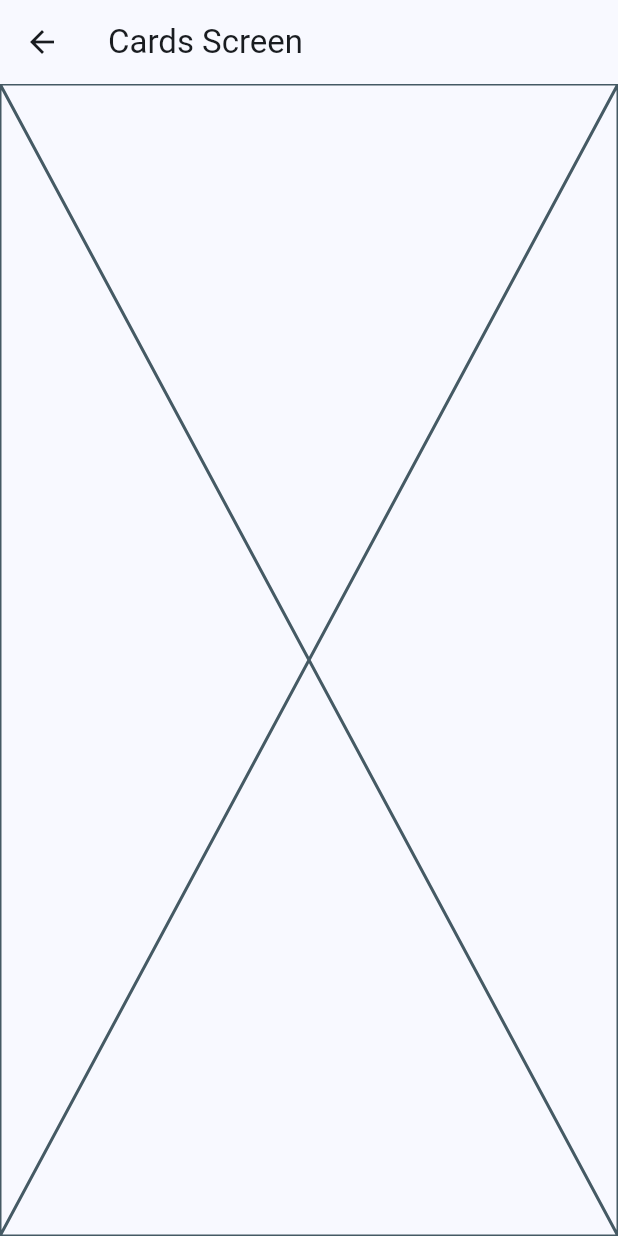
After one commit to vthewolf/widgets_app, a Flutter app: the CardsScreen screen opened by its route, on a phone screen of 412 x 824 dp. The commit adds this screen. Run offline on Flutter 3.47's test engine with Material 3 defaults, Android fonts, the phone set to English and light mode, and no system bars.

Commit message:
rutas básicas configuradas

```diff
--- a/lib/config/menu/menu_items.dart
+++ b/lib/config/menu/menu_items.dart
@@ -27,7 +27,7 @@ const appMenuItems = <MenuItem>[
   MenuItem(
     title: 'Tarjetas',
     subtitle: 'Un contenedor estilizado',
-    link: '/card',
+    link: '/cards',
     icon: Icons.credit_card
   )
 ];
--- a/lib/main.dart
+++ b/lib/main.dart
@@ -1,5 +1,7 @@
 import 'package:flutter/material.dart';
 import 'package:widgets_app/config/theme/app_theme.dart';
+import 'package:widgets_app/presentation/screens/buttons/buttons_screen.dart';
+import 'package:widgets_app/presentation/screens/cards/cards_screen.dart';
 import 'package:widgets_app/presentation/screens/home/home_screen.dart';
 
 void main() {
@@ -14,7 +16,11 @@ class MainApp extends StatelessWidget {
     return  MaterialApp(
       debugShowCheckedModeBanner: false,
       theme: AppTheme(selectedColor: 0).getTheme(),
-      home: const HomeScreen()
+      home: const HomeScreen(),
+      routes: {
+        '/buttons': (context) => ButtonsScreen(),
+        '/cards': (context) => CardsScreen(),
+      },
     );
   }
 }
--- /dev/null
+++ b/lib/presentation/screens/cards/cards_screen.dart
@@ -0,0 +1,15 @@
+import 'package:flutter/material.dart';
+
+class CardsScreen extends StatelessWidget {
+  const CardsScreen({super.key});
+
+  @override
+  Widget build(BuildContext context) {
+    return Scaffold(
+      appBar: AppBar(
+        title: const Text("Cards Screen"),
+      ),
+      body: const Placeholder(),
+    );
+  }
+}
--- a/lib/presentation/screens/home/home_screen.dart
+++ b/lib/presentation/screens/home/home_screen.dart
@@ -1,5 +1,6 @@
 import 'package:flutter/material.dart';
 import 'package:widgets_app/config/menu/menu_items.dart';
+import 'package:widgets_app/presentation/screens/buttons/buttons_screen.dart';
 
 class HomeScreen extends StatelessWidget {
   const HomeScreen({super.key});
@@ -49,7 +50,10 @@ class _CustomListTile extends StatelessWidget {
       title: Text(menuItem.title),
       subtitle: Text(menuItem.subtitle),
       onTap: () {
-        // TODO: navegar a otra pantalla
+        // Navigator.of(context).push(
+        //   MaterialPageRoute(builder: (context) => const ButtonsScreen())
+        // );
+        Navigator.pushNamed(context, menuItem.link);
       },
     );
   }
```
Also changed, not shown: lib/presentation/screens/buttons/buttons_screen.dart (added, +15 -0 lines).
